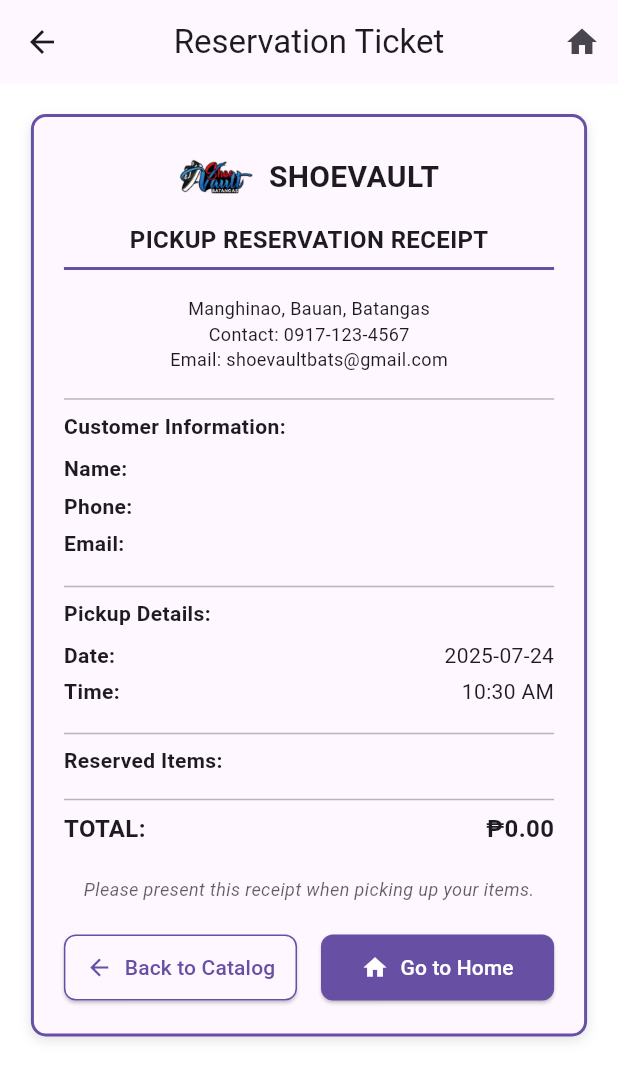
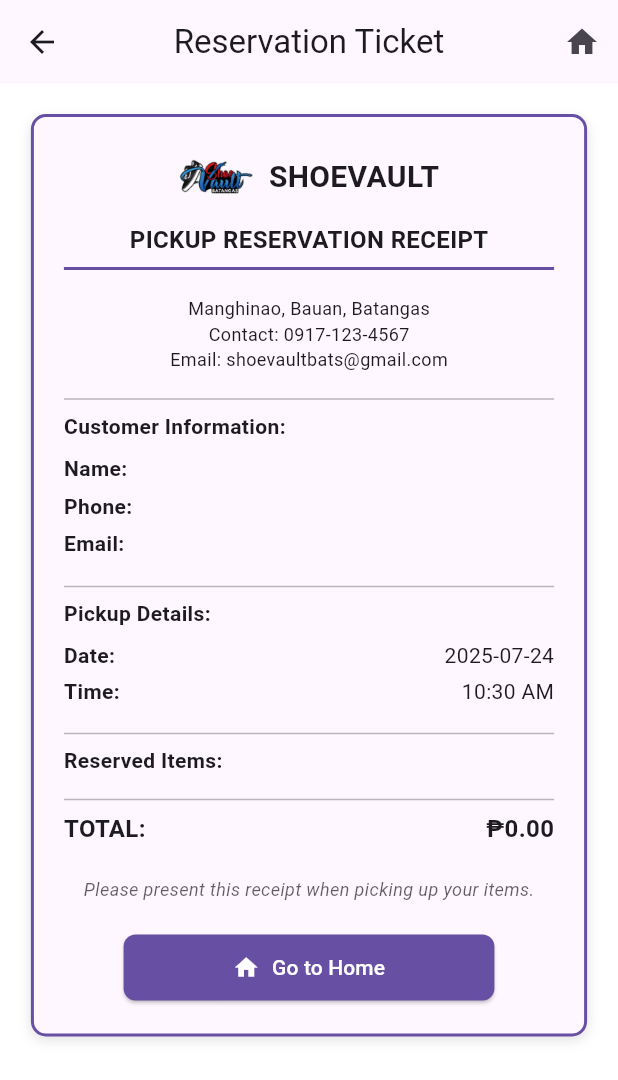
Before and after one commit to imii-imii/ShoeVault_finalproj, a Flutter app: the ReceiptScreen screen opened directly with empty values, on a phone screen of 412 x 824 dp. Shown: the top 1080 px of the screen. Run offline on Flutter 3.47's test engine with Material 3 defaults, Android fonts, the phone set to English and light mode, and no system bars; our stand-ins replace fl_chart, shared_preferences; accounts and stored records are empty.

Commit message:
Update date display format and streamline navigation to Landing Page

```diff
--- a/lib/reservation.dart
+++ b/lib/reservation.dart
@@ -2106,7 +2106,7 @@
               ListTile(
                 title: Text(selectedDate == null
                     ? 'Select Pickup Date'
-                    : 'Pickup Date: ${selectedDate!.toLocal()}'.split(' ')[0]),
+                    : 'Pickup Date: ${selectedDate!.day}/${selectedDate!.month}/${selectedDate!.year}'),
                 trailing: Icon(Icons.calendar_today),
                 onTap: () => _pickDate(context),
               ),
@@ -2166,14 +2166,24 @@
         leading: IconButton(
           icon: Icon(Icons.arrow_back),
           onPressed: () {
-            Navigator.popUntil(context, (route) => route.isFirst);
+            // Navigate to Landing Page (Home)
+            Navigator.pushAndRemoveUntil(
+              context,
+              MaterialPageRoute(builder: (context) => LandingPage()),
+              (route) => false,
+            );
           },
         ),
         actions: [
           IconButton(
             icon: Icon(Icons.home),
             onPressed: () {
-              Navigator.popUntil(context, (route) => route.isFirst);
+              // Navigate to Landing Page (Home)
+              Navigator.pushAndRemoveUntil(
+                context,
+                MaterialPageRoute(builder: (context) => LandingPage()),
+                (route) => false,
+              );
             },
             tooltip: 'Go to Home',
           ),
@@ -2331,46 +2341,31 @@
                     style: TextStyle(fontSize: 12, fontStyle: FontStyle.italic, color: colorScheme.onSurface.withOpacity(0.7))),
                 SizedBox(height: 20),
 
-                // Navigation buttons
-                Row(
-                  children: [
-                    Expanded(
-                      child: ElevatedButton.icon(
-                        onPressed: () {
-                          Navigator.pop(context); // Go back to previous screen
-                        },
-                        icon: Icon(Icons.arrow_back),
-                        label: Text('Back to Catalog'),
-                        style: ElevatedButton.styleFrom(
-                          backgroundColor: colorScheme.surface,
-                          foregroundColor: colorScheme.primary,
-                          padding: EdgeInsets.symmetric(vertical: 12),
-                          shape: RoundedRectangleBorder(
-                            borderRadius: BorderRadius.circular(8),
-                            side: BorderSide(color: colorScheme.primary),
-                          ),
+                // Navigation button
+                Center(
+                  child: SizedBox(
+                    width: MediaQuery.of(context).size.width * 0.6,
+                    child: ElevatedButton.icon(
+                      onPressed: () {
+                        // Navigate to Landing Page (Home)
+                        Navigator.pushAndRemoveUntil(
+                          context,
+                          MaterialPageRoute(builder: (context) => LandingPage()),
+                          (route) => false,
+                        );
+                      },
+                      icon: Icon(Icons.home),
+                      label: Text('Go to Home'),
+                      style: ElevatedButton.styleFrom(
+                        backgroundColor: colorScheme.primary,
+                        foregroundColor: Colors.white,
+                        padding: EdgeInsets.symmetric(vertical: 12),
+                        shape: RoundedRectangleBorder(
+                          borderRadius: BorderRadius.circular(8),
                         ),
                       ),
                     ),
-                    SizedBox(width: 16),
-                    Expanded(
-                      child: ElevatedButton.icon(
-                        onPressed: () {
-                          Navigator.popUntil(context, (route) => route.isFirst);
-                        },
-                        icon: Icon(Icons.home),
-                        label: Text('Go to Home'),
-                        style: ElevatedButton.styleFrom(
-                          backgroundColor: colorScheme.primary,
-                          foregroundColor: Colors.white,
-                          padding: EdgeInsets.symmetric(vertical: 12),
-                          shape: RoundedRectangleBorder(
-                            borderRadius: BorderRadius.circular(8),
-                          ),
-                        ),
-                      ),
-                    ),
-                  ],
+                  ),
                 ),
               ],
             ),
```
